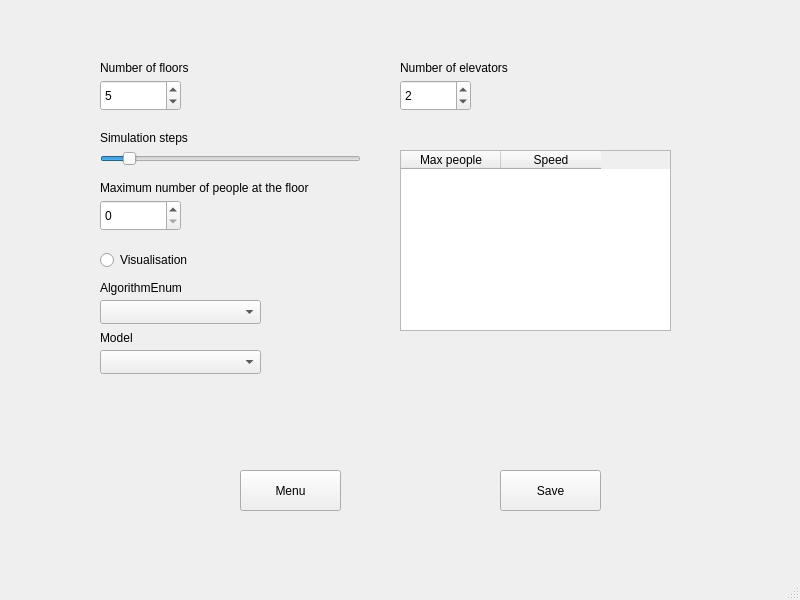
matrochanowski/elevator-project, file simulation/gui/config.ui: the form before one commit.
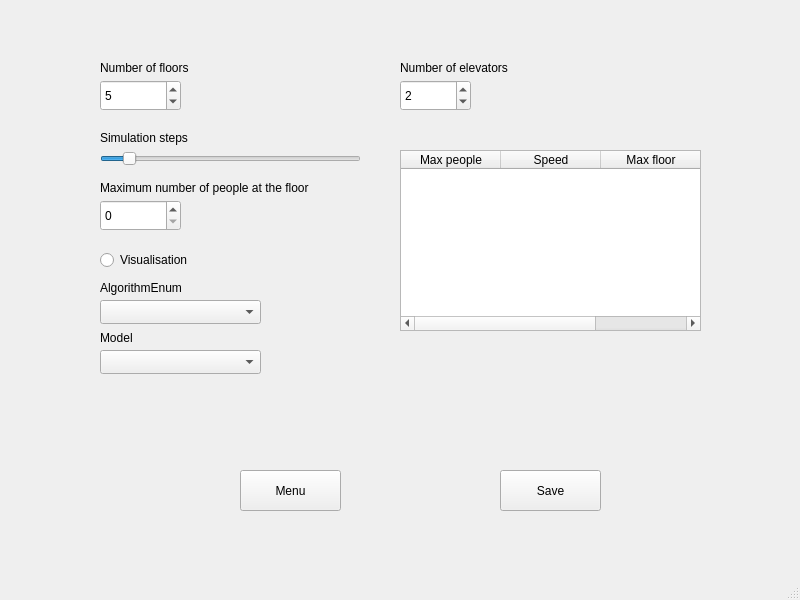
The form after the commit.

Commit message: Starting floor config

The edit to the form file:
```diff
--- a/simulation/gui/config.ui
+++ b/simulation/gui/config.ui
@@ -195,7 +195,7 @@
        <rect>
         <x>370</x>
         <y>120</y>
-        <width>271</width>
+        <width>301</width>
         <height>181</height>
        </rect>
       </property>
@@ -209,6 +209,11 @@
         <string>Speed</string>
        </property>
       </column>
+      <column>
+       <property name="text">
+        <string>Max floor</string>
+       </property>
+      </column>
      </widget>
      <widget class="QSpinBox" name="ElevatorsSpinBox">
       <property name="geometry">
```
The commit also changes 3 other files.
